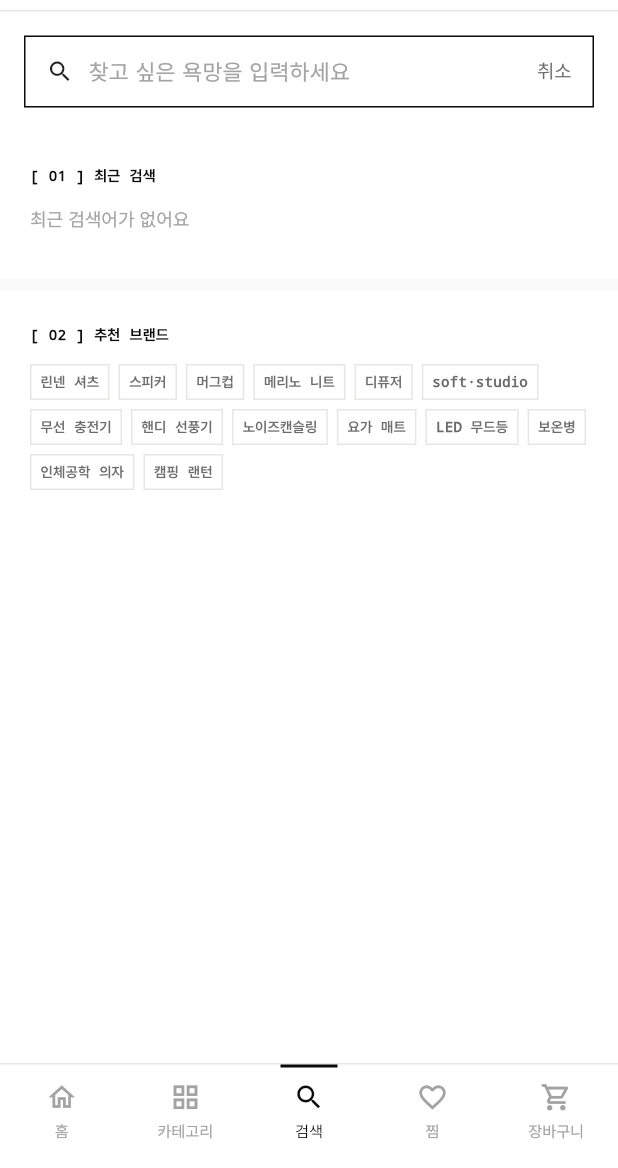
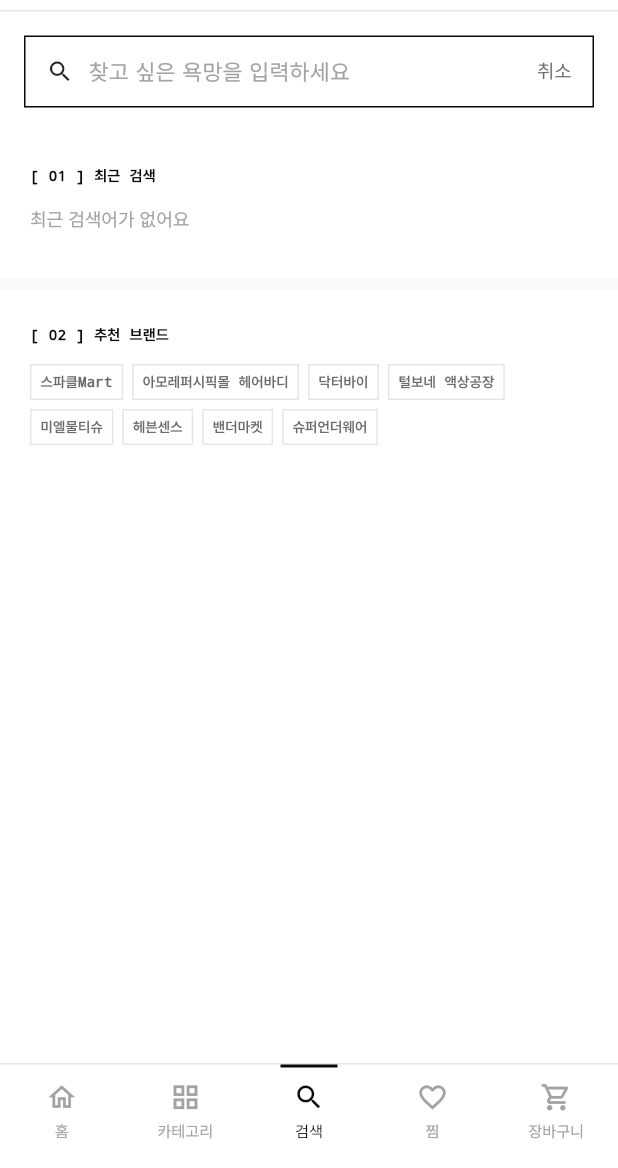
Before and after one commit to Jeon-HyeongJoon/Dogu, a Flutter app: the screen it shows after launch, after a tap on the "search" icon, on a phone screen of 412 x 824 dp, the part 68-1236 px from its top. Run offline on Flutter 3.47's test engine with Material 3 defaults, Android fonts, the phone set to English and light mode, and no system bars; our stand-ins replace go_router, shared_preferences; missing offline and left inert: widgetbook; network calls fail; Roboto replaces fonts that are missing (DoguHand, DoguSans).

Commit message:
Task 75: 개발용 문구 제거 + 가짜 브랜드 목록을 실제 브랜드로 (#74)
* Task 75 (wip): 개발용 문구 제거 + 브랜드 블록을 실제 브랜드로

Co-Authored-By: Claude Opus 5.5 <noreply@anthropic.com>

* Task 75: 골든 갱신(CI ubuntu 렌더) — 장바구니·카테고리·홈 브랜드 영역만 바뀜

Co-Authored-By: Claude Opus 5.5 <noreply@anthropic.com>

---------

Co-authored-by: 전형준 <bingo502@naver.com>
Co-authored-by: Claude Opus 5.5 <noreply@anthropic.com>

```diff
--- a/app/assets/seed.json
+++ b/app/assets/seed.json
@@ -422,20 +422,14 @@
       "meta": "EST. 2024 · SEOUL · ED. Vol.23 — 2026.05"
     },
     "brands": [
-      "soft·studio",
-      "ATELIER 04",
-      "good machine",
-      "objet·han",
-      "NORM /",
-      "paperhouse",
-      "flat·flat",
-      "QUIET CO.",
-      "han·gul·works",
-      "monogram",
-      "slow craft",
-      "post script",
-      "edition·k",
-      "white room"
+      "스파클Mart",
+      "아모레퍼시픽몰 헤어바디",
+      "닥터바이",
+      "털보네 액상공장",
+      "미엘물티슈",
+      "헤븐센스",
+      "밴더마켓",
+      "슈퍼언더웨어"
     ],
     "collections": [
       {
@@ -530,20 +524,14 @@
     }
   ],
   "suggestions": [
-    "린넨 셔츠",
-    "스피커",
-    "머그컵",
-    "메리노 니트",
-    "디퓨저",
-    "soft·studio",
-    "무선 충전기",
-    "핸디 선풍기",
-    "노이즈캔슬링",
-    "요가 매트",
-    "LED 무드등",
-    "보온병",
-    "인체공학 의자",
-    "캠핑 랜턴"
+    "스파클Mart",
+    "아모레퍼시픽몰 헤어바디",
+    "닥터바이",
+    "털보네 액상공장",
+    "미엘물티슈",
+    "헤븐센스",
+    "밴더마켓",
+    "슈퍼언더웨어"
   ],
   "newsletter": {
     "eyebrow": "— 매주 수요일 발송",
--- a/app/lib/src/blocks.dart
+++ b/app/lib/src/blocks.dart
@@ -91,15 +91,24 @@ class CategoryProductsBlock extends StatelessWidget {
 }
 
 
+/// 실제 브랜드(검색 탭 '추천 브랜드'와 같은 목록) — 누르면 그 브랜드로 검색한다.
+/// 예전엔 가짜 브랜드 8개('soft·studio  42' 등)가 고정돼 있었고 '전체 보기'는 눌러도 아무 일도 없었다.
 class BrandTagBlock extends StatelessWidget {
-  const BrandTagBlock({required this.title, this.action, super.key});
+  const BrandTagBlock({required this.title, super.key});
   final String title;
-  final String? action;
 
   @override
   Widget build(BuildContext context) {
-    const brands = ['soft·studio  42', 'good machine  18', 'objet·han  36', 'NORM /  24', 'QUIET CO.  19', 'paperhouse  12', 'flat·flat  28', 'ATELIER 04  31'];
-    return TagSection(title: title, action: action, tags: brands);
+    final store = AppStateScope.watch(context);
+    return TagSection(
+      title: title,
+      tags: store.suggestions,
+      loading: store.catalogLoading,
+      onTagTap: (brand) {
+        AppStateScope.read(context).performSearch(brand);
+        AppNavigationScope.select(context, 2);
+      },
+    );
   }
 }
 
@@ -285,43 +294,6 @@ class WishGridBlock extends StatelessWidget {
   }
 }
 
-class PriceDropBlock extends StatelessWidget {
-  const PriceDropBlock({super.key});
-
-  @override
-  Widget build(BuildContext context) {
-    const drops = [
-      ('Graphite Linen Overshirt', 'soft·studio', '₩189,000', '₩118,000'),
-      ('Aluminum Desk Lamp', 'good machine', '₩198,000', '₩148,000'),
-      ('Cedar Wood Diffuser', 'slow craft', '₩62,000', '₩46,000'),
-    ];
-    return Padding(
-      padding: const EdgeInsets.fromLTRB(AppSpace.pad, 24, AppSpace.pad, 12),
-      child: Column(
-        crossAxisAlignment: CrossAxisAlignment.start,
-        children: [
-          const MonoText('[ ↓ ] 가격 인하 알림', size: 10, weight: FontWeight.w700),
-          const SizedBox(height: 12),
-          const Text('관심상품 중 가격이 내려간 3개 항목이 있어요.', style: TextStyle(fontSize: 12.5, color: AppColors.ink3, height: 1.6)),
-          const SizedBox(height: 14),
-          for (final item in drops)
-            Container(
-              margin: const EdgeInsets.only(bottom: 8),
-              padding: const EdgeInsets.all(14),
-              decoration: BoxDecoration(border: Border.all(color: AppColors.line)),
-              child: Row(
-                children: [
-                  Expanded(child: Column(crossAxisAlignment: CrossAxisAlignment.start, children: [Text(item.$1, style: const TextStyle(fontSize: 12.5, fontWeight: FontWeight.w500)), MonoText(item.$2, size: 10.5, color: AppColors.ink4)])),
-                  Column(crossAxisAlignment: CrossAxisAlignment.end, children: [StrikeText(item.$3), MonoText(item.$4, size: 14, color: AppColors.accent, weight: FontWeight.w700)]),
-                ],
-              ),
-            ),
-        ],
-      ),
-    );
-  }
-}
-
 class CartStatusBlock extends StatelessWidget {
   const CartStatusBlock({super.key});
 
@@ -392,8 +364,6 @@ class CartItemRow extends StatelessWidget {
       index: index,
       brand: product.brand,
       name: product.name,
-      // TODO(문구): 개발용 안내가 사용자에게 보인다 — 화면을 바꾸지 않는 리팩터링이라 그대로 옮겼다.
-      note: 'local cart · persisted on this device',
       price: product.price,
       oldPrice: product.oldPrice,
       discount: product.discount,
@@ -427,8 +397,6 @@ class CartSummaryBlock extends StatelessWidget {
           const SummaryLine(label: '배송비', value: '무료'),
           const Divider(color: AppColors.line),
           SummaryLine(label: '결제 예정 금액', value: formatWon(store.selectedCartTotal), total: true),
-          const SizedBox(height: 14),
-          Align(alignment: Alignment.centerLeft, child: MonoText('// 장바구니는 이 기기에 로컬 저장됩니다\n// API에는 결제·쿠폰 데이터를 전송하지 않음', size: 10.5, color: AppColors.ink4)),
         ],
       ),
     );
--- a/app/lib/src/pages.dart
+++ b/app/lib/src/pages.dart
@@ -282,17 +282,32 @@ class BrandSection extends StatelessWidget {
 
   @override
   Widget build(BuildContext context) {
-    const row1 = ['soft·studio', 'ATELIER 04', 'good machine', 'objet·han', 'NORM /', 'paperhouse', 'flat·flat'];
-    const row2 = ['QUIET CO.', 'han·gul·works', 'monogram', 'slow craft', 'post script', 'edition·k', 'white room'];
+    // 실제 브랜드(백엔드가 메인 카테고리별 대표 브랜드로 고른 것) — 예전엔 가짜 브랜드 14개가 고정돼 있었다.
+    final store = AppStateScope.watch(context);
+    final brands = store.suggestions;
+    final half = (brands.length / 2).ceil();
+    final rows = [
+      BrandRow(items: store.catalogLoading ? const ['·'] : brands.take(half).toList()),
+      BrandRow(items: store.catalogLoading ? const ['·'] : brands.skip(half).toList(), noTop: true),
+    ];
     return Padding(
       padding: const EdgeInsets.only(top: 40, bottom: 32),
       child: Column(
         crossAxisAlignment: CrossAxisAlignment.start,
-        children: const [
-          Padding(padding: EdgeInsets.symmetric(horizontal: AppSpace.pad), child: Eyebrow(index: '04', text: "THIS WEEK'S BRANDS")),
-          Padding(padding: EdgeInsets.fromLTRB(AppSpace.pad, 8, AppSpace.pad, 20), child: Text('참여 브랜드', style: TextStyle(fontSize: 34, height: 1, fontWeight: FontWeight.w800, letterSpacing: -1.2))),
-          BrandRow(items: row1),
-          BrandRow(items: row2, noTop: true),
+        children: [
+          const Padding(padding: EdgeInsets.symmetric(horizontal: AppSpace.pad), child: Eyebrow(index: '04', text: "THIS WEEK'S BRANDS")),
+          const Padding(padding: EdgeInsets.fromLTRB(AppSpace.pad, 8, AppSpace.pad, 20), child: Text('참여 브랜드', style: TextStyle(fontSize: 34, height: 1, fontWeight: FontWeight.w800, letterSpacing: -1.2))),
+          // 응답 전엔 두 줄의 자리를 그대로 두고(보이지 않게) 로딩 점 — 브랜드가 나타날 때 밀리지 않게.
+          if (store.catalogLoading)
+            Stack(
+              alignment: Alignment.center,
+              children: [
+                Visibility(visible: false, maintainSize: true, maintainAnimation: true, maintainState: true, child: Column(children: rows)),
+                const LoadingDots(),
+              ],
+            )
+          else
+            ...rows,
         ],
       ),
     );
@@ -552,7 +567,7 @@ class CategoryTabPage extends StatelessWidget {
             // 카테고리 미선택(퀵필터만)이면 전체 상품 = 백엔드 카탈로그를, 선택했으면 그 카테고리 결과를 기다린다.
             loading: store.selectedCategoryKey == null ? store.catalogLoading : store.categoryProductsLoading,
           ),
-        const SoftDividerBlock(child: BrandTagBlock(title: '[ + ] SHOP BY BRAND', action: '전체 보기 →')),
+        const SoftDividerBlock(child: BrandTagBlock(title: '[ + ] SHOP BY BRAND')),
       ],
     );
   }
```
Also changed, not shown: app/lib/src/bundled_seed.g.dart, 7 other files.
